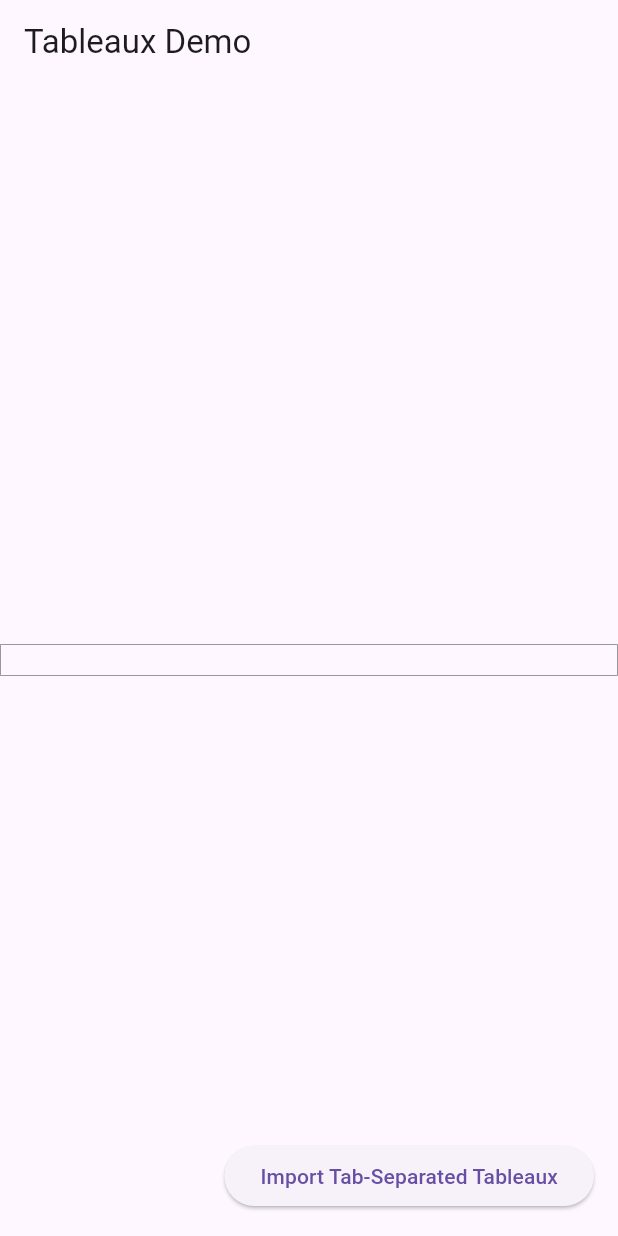
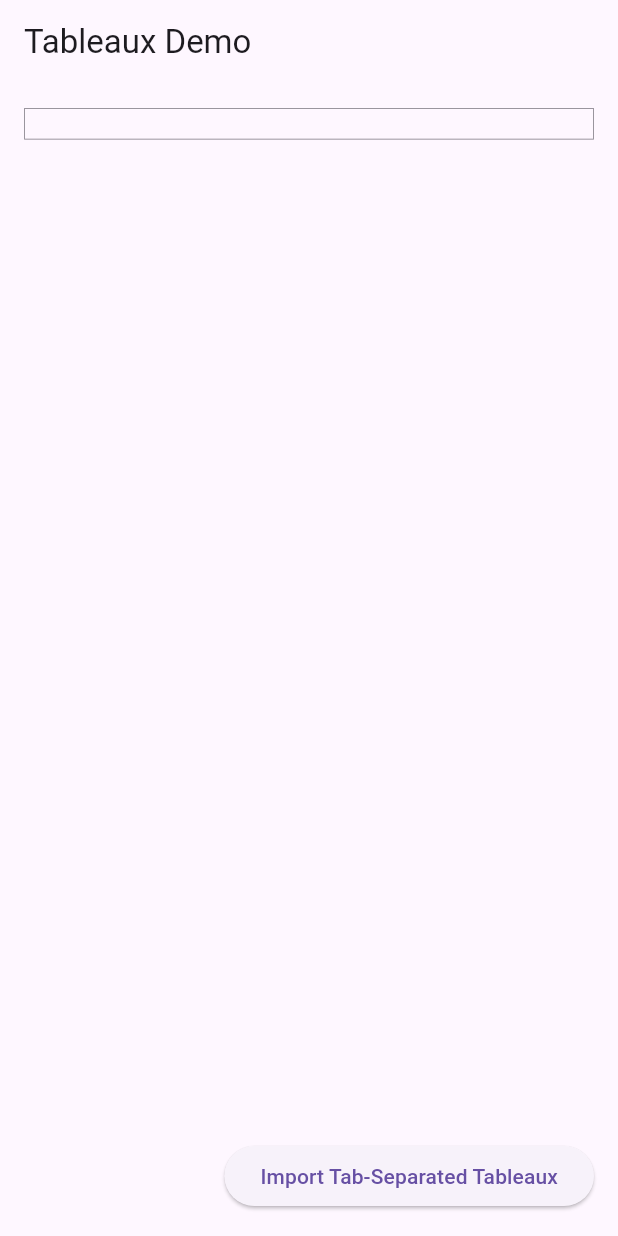
Before and after one commit to bhendee/ot_flutter, a Flutter app: the screen it shows after launch, after a tap on "Import Tab-Separated Tableaux", on a phone screen of 412 x 824 dp. Run offline on Flutter 3.47's test engine with Material 2 defaults, Android fonts, the light colour scheme and no system bars; our stand-ins replace csv, file_picker.

Commit message:
Add Tableaux support to main app functionality

```diff
--- a/lib/main.dart
+++ b/lib/main.dart
@@ -2,6 +2,7 @@ import 'package:flutter/material.dart';
 import 'package:file_picker/file_picker.dart';
 import 'package:csv/csv.dart';
 import 'dart:convert';
+import 'tableaux.dart';
 
 void main() {
     runApp(const OTApp());
@@ -30,16 +31,18 @@ class TableauPage extends StatefulWidget {
 }
 
 class _TableauPageState extends State<TableauPage> {
-    var tableRows = [['']];
+    List<List<TableRow>> rowTableaux = const [[TableRow(children:[TableCell(child:Text(''))])]];
+
     Future<void> _pickFile() async {
         FilePickerResult? result = await FilePicker.platform.pickFiles(withData:true);
         if (result != null) {
         PlatformFile file = result.files.first;
         if(file.bytes != null) {
             final String text = utf8.decode(file.bytes!);
-            final tsvList = const CsvToListConverter(fieldDelimiter: '\t').convert(text);
+            final List<List<String>> tsvList = const CsvToListConverter(fieldDelimiter: '\t').convert(text, shouldParseNumbers: false);
+            final tableaux = Tableaux.fromList(tsvList);
             setState(() {
-                tableRows = [for (final row in tsvList) [for (final item in row) item.toString()]];
+                rowTableaux = tableaux.toTablesRows();
             });
         }
 
@@ -53,18 +56,18 @@ class _TableauPageState extends State<TableauPage> {
             title: Text(widget.title),
         ),
         body: Center(
-            child: Column(
-            mainAxisAlignment: MainAxisAlignment.center,
-            children: <Widget>[
-                Table(
-                    border: TableBorder.all(width: 0.5, color: Theme.of(context).dividerColor),
-                    children: [
-                        for (final row in tableRows) TableRow(children: [
-                            for (final item in row) TableCell(child: Text(item))
-                        ])
-                    ]
-                ),
-            ],
+            child: ListView(
+                padding: const EdgeInsets.all(8.0),
+                children: [
+                    for (List<TableRow> t in rowTableaux)
+                    Padding(
+                        padding: const EdgeInsets.all(8.0),
+                        child: Table(
+                            border: TableBorder.all(width: 0.5, color: Theme.of(context).dividerColor),
+                            children: t,
+                        ),
+                    ),
+                ],
             ),
         ),
         floatingActionButton: ElevatedButton(
```
Also changed, not shown: lib/tableaux.dart (+58 -6 lines).
